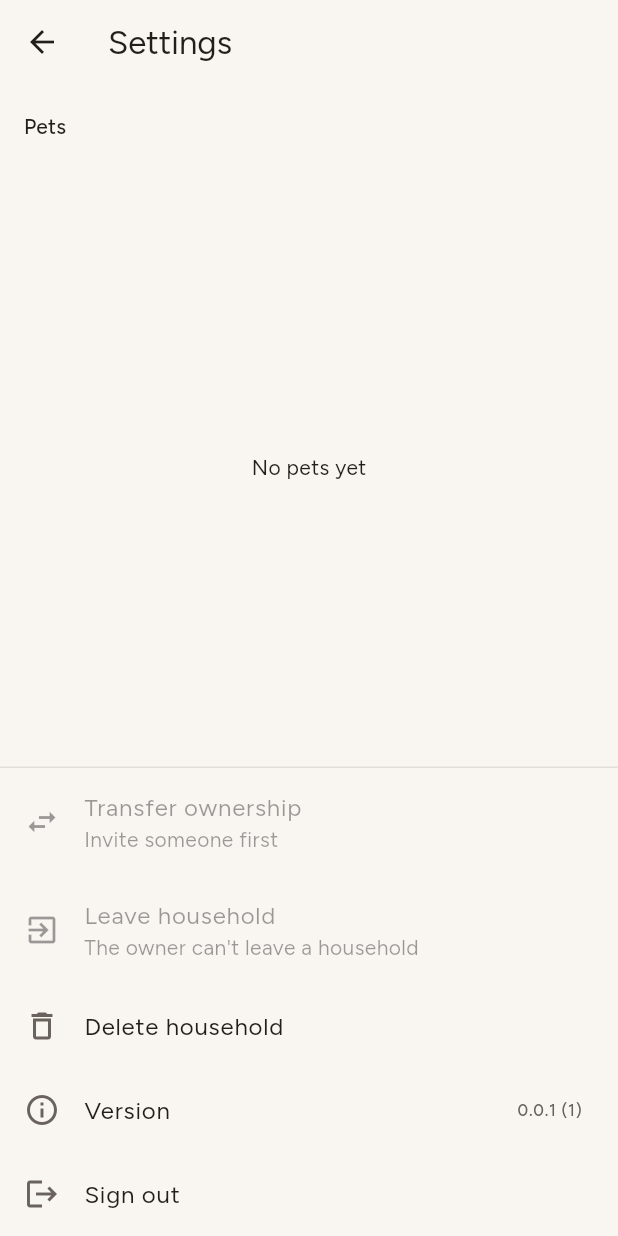
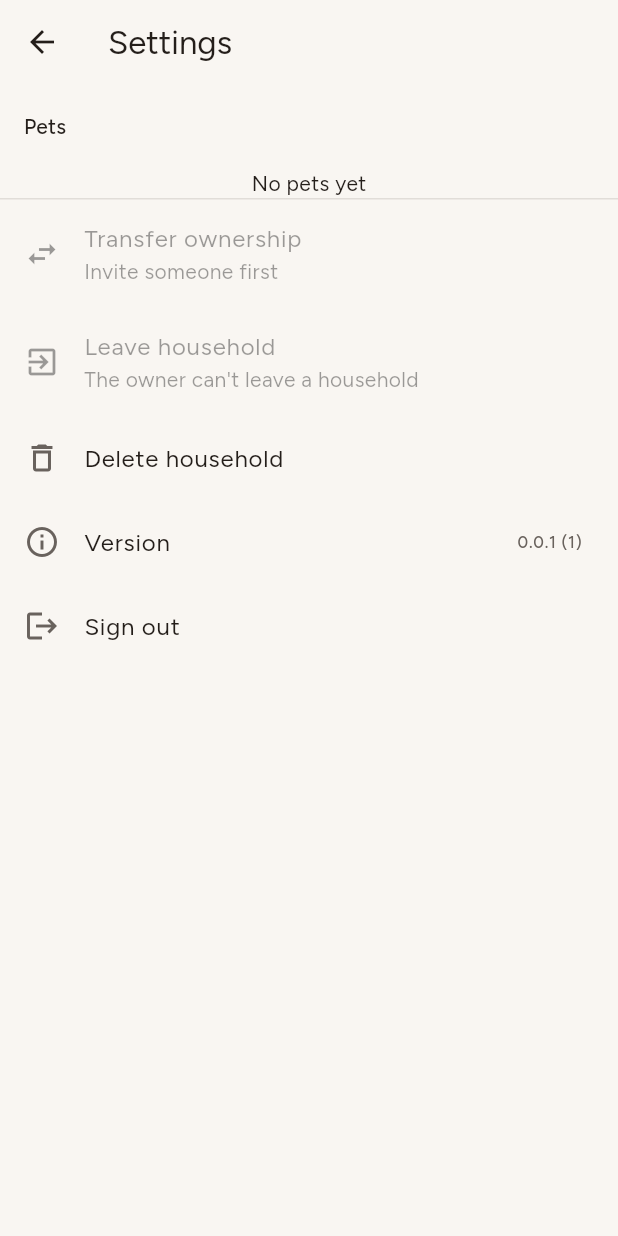
Before and after one commit to atniptw/pet-health-tracker, a Flutter app: the SettingsScreen screen opened directly with empty values, on a phone screen of 412 x 824 dp. Run offline on Flutter 3.47's test engine with Material 3 defaults, Android fonts, the phone set to English and light mode, and no system bars; our stand-ins replace cloud_firestore, firebase_auth, firebase_core, firebase_crashlytics, flutter_riverpod, flutter_secure_storage and 4 more; accounts and stored records are empty; project files that could hold a hidden picture were left out.

Commit message:
fix: Settings scrolls as one list so it fits small phones
Settings was a fixed column of options under the pet list. For an owner
it overflowed a short screen by 125 pixels. Now the pets and the options
scroll together.

Co-Authored-By: Claude Opus 5.5 <noreply@anthropic.com>

```diff
--- a/lib/features/pets/pet_list.dart
+++ b/lib/features/pets/pet_list.dart
@@ -5,9 +5,13 @@ import '../../data/pet.dart';
 import 'pet_providers.dart';
 
 class PetList extends ConsumerWidget {
-  const PetList({required this.householdId, this.onTap, super.key});
+  const PetList({required this.householdId, this.onTap, this.shrinkWrap = false, super.key});
 
   final String householdId;
+
+  /// Lays the pets out at their full height inside another scrolling list,
+  /// instead of scrolling on their own.
+  final bool shrinkWrap;
 
   /// Called when a pet is tapped. Pets aren't tappable when null.
   final ValueChanged<Pet>? onTap;
@@ -20,6 +24,8 @@ class PetList extends ConsumerWidget {
       data: (pets) => pets.isEmpty
           ? const Center(child: Text('No pets yet'))
           : ListView(
+              shrinkWrap: shrinkWrap,
+              physics: shrinkWrap ? const NeverScrollableScrollPhysics() : null,
               children: [
                 for (final pet in pets)
                   _PetTile(pet: pet, onTap: onTap == null ? null : () => onTap!(pet)),
--- a/lib/features/settings/settings_screen.dart
+++ b/lib/features/settings/settings_screen.dart
@@ -29,8 +29,7 @@ class SettingsScreen extends ConsumerWidget {
     final isOwner = household.ownerId == uid;
     return Scaffold(
       appBar: AppBar(title: const Text('Settings')),
-      body: Column(
-        crossAxisAlignment: CrossAxisAlignment.stretch,
+      body: ListView(
         children: [
           ListTile(
             title: Text('Pets', style: Theme.of(context).textTheme.titleSmall),
@@ -46,9 +45,9 @@ class SettingsScreen extends ConsumerWidget {
                   )
                 : null,
           ),
-          Expanded(
-            child: PetList(
+          PetList(
             householdId: household.id,
+            shrinkWrap: true,
             onTap: isAdmin
                 ? (pet) => Navigator.of(context).push(
                     MaterialPageRoute<void>(
@@ -56,7 +55,6 @@ class SettingsScreen extends ConsumerWidget {
                     ),
                   )
                 : null,
-            ),
           ),
           const Divider(height: 1),
           if (isAdmin)
```
Also changed, not shown: 1 other file. Lines whose indentation alone changed are shown as unchanged.
